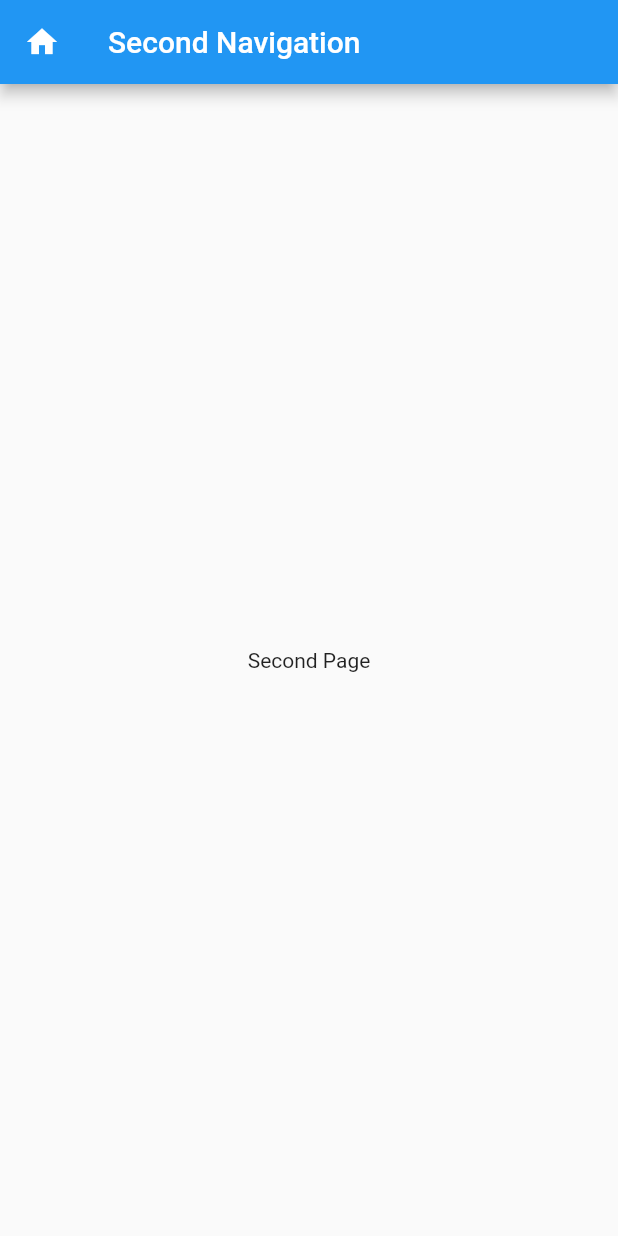
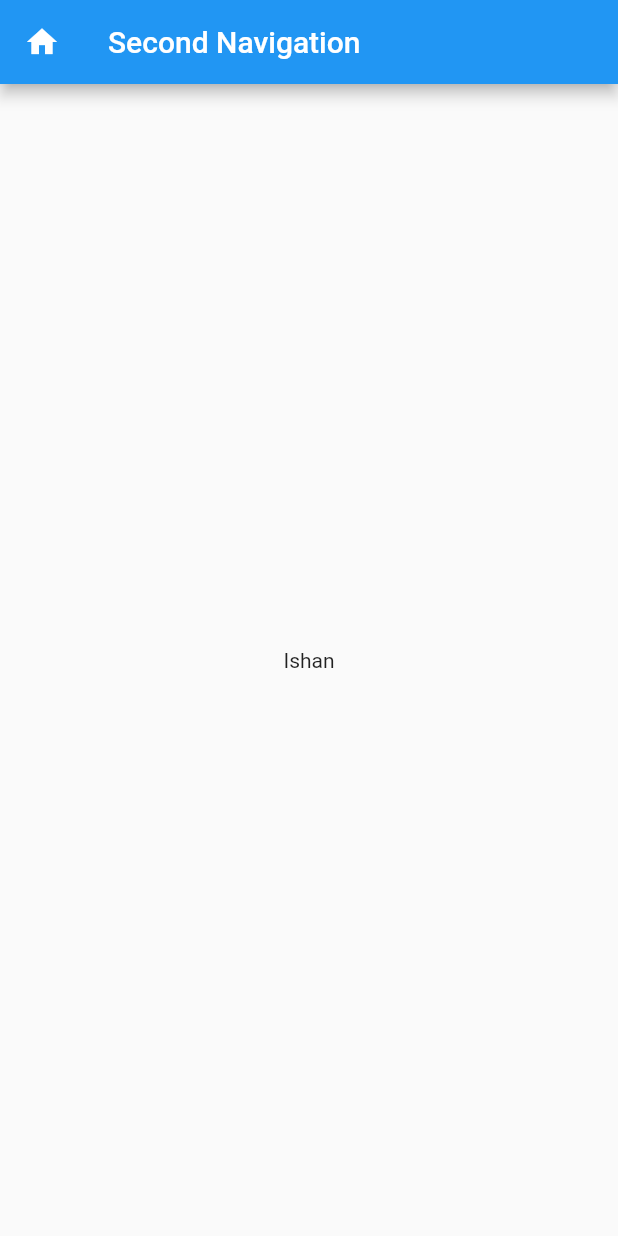
Before and after one commit to ishanEPR/Flutter-Practice, a Flutter app: the screen it shows after launch, after a tap on the "add" icon, on a phone screen of 412 x 824 dp. Run offline on Flutter 3.47's test engine with Material 2 defaults, Android fonts, the phone set to English and light mode, and no system bars.

Commit message:
How to navigate main screen to another screen using data pass

```diff
--- a/lib/main.dart
+++ b/lib/main.dart
@@ -353,9 +353,9 @@ class App extends StatelessWidget {
     return MaterialApp(
       title: "Flutter Navigation",
       home: HomePage(),
-      routes:<String,WidgetBuilder>{
-        '/second':(context)=>Second_page(),
-      },
+      // routes:<String,WidgetBuilder>{
+      //   '/second':(context)=>Second_page(),
+      // },
     );
 
   }
--- a/lib/screens/home_page.dart
+++ b/lib/screens/home_page.dart
@@ -31,11 +31,11 @@ class _HomePageState extends State<HomePage> {
       floatingActionButton: FloatingActionButton(
         child: Icon(Icons.add),
         onPressed: (){
-          // Navigator.of(context).push(MaterialPageRoute(builder:(_){
-          //   return Second_page();
-          // }));
+          Navigator.of(context).push(MaterialPageRoute(builder:(_){
+            return Second_page("Ishan");
+          }));
 
-          Navigator.of(context).pushNamed("/second");
+       //   Navigator.of(context).pushNamed("/second");
         },
       ),
     );
--- a/lib/screens/second_page.dart
+++ b/lib/screens/second_page.dart
@@ -1,6 +1,10 @@
 import 'package:flutter/material.dart';
 import 'package:flutter_app/screens/home_page.dart';
 class Second_page extends StatelessWidget {
+  String text;
+  Second_page(String text){
+    this.text=text;
+  }
   @override
   Widget build(BuildContext context) {
     return Scaffold(
@@ -14,7 +18,7 @@ class Second_page extends StatelessWidget {
         ),
       ),
       body: Center(
-        child: Text('Second Page'),
+        child: Text(text),
       ),
     );
   }
```
